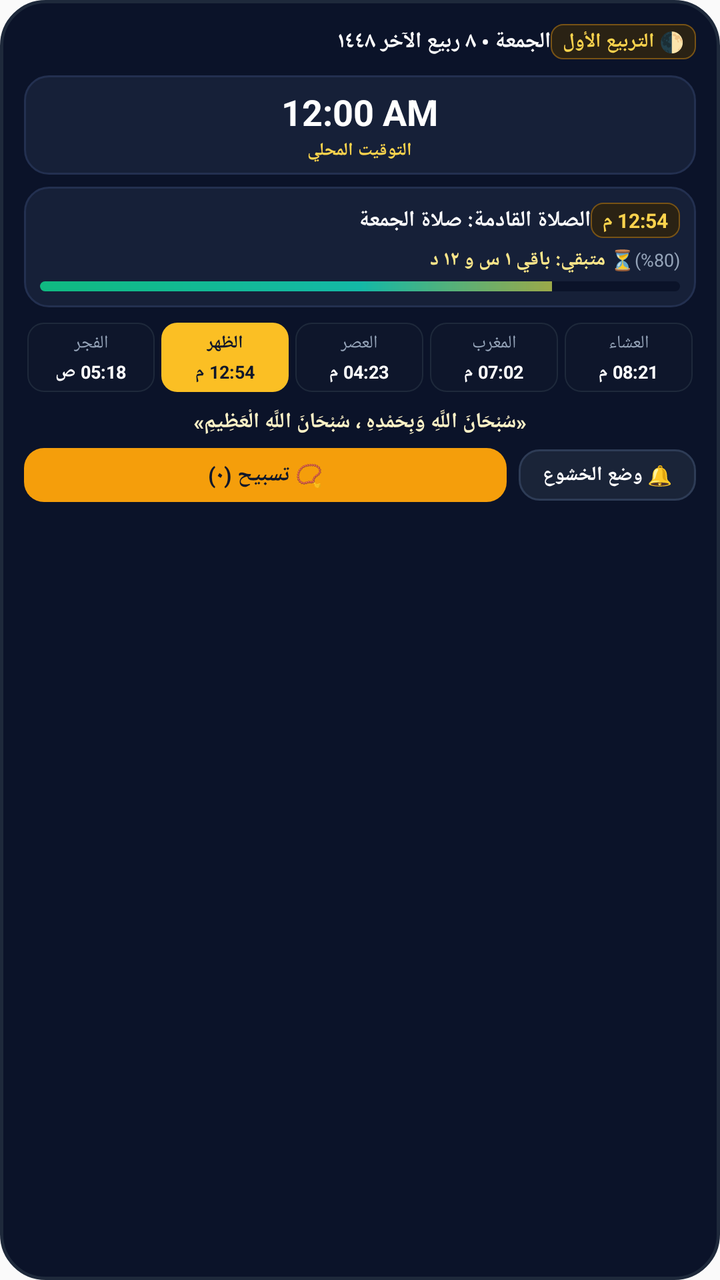
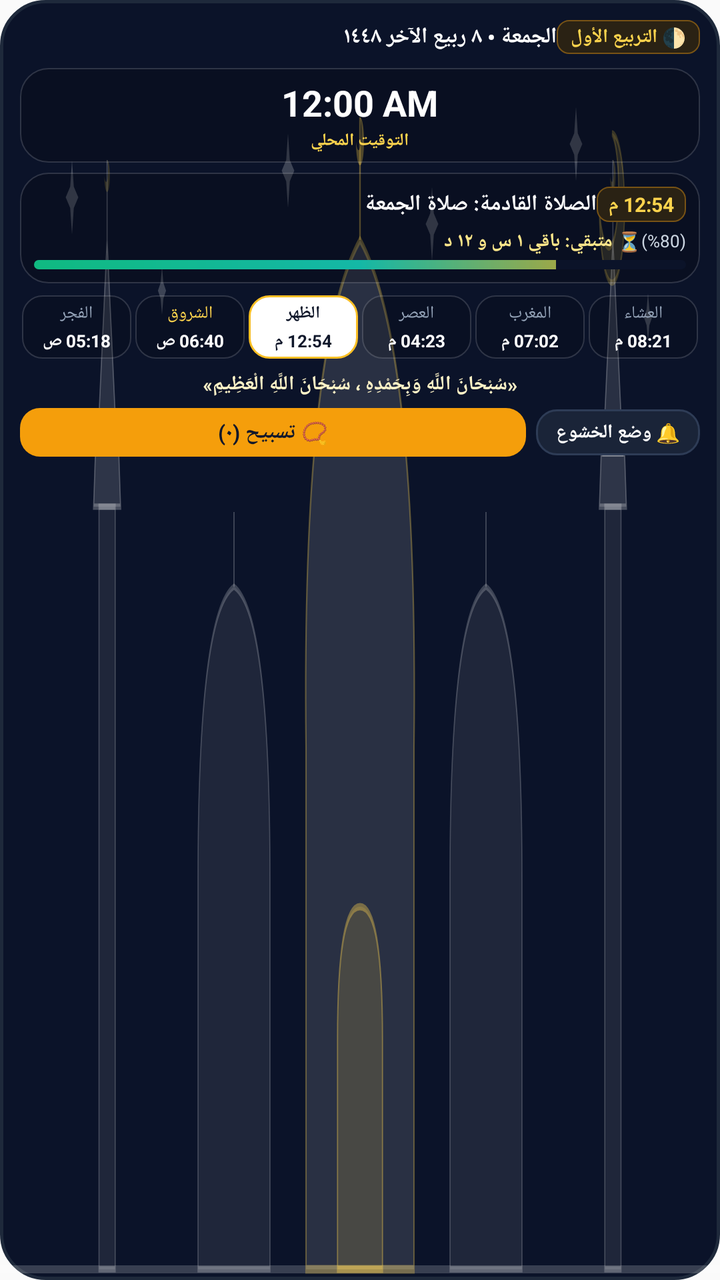

An Android layout rendered at two revisions. The XML below is the earlier revision; the diff shows what the commit changed to produce the second picture.
<!-- AndroidManifest.xml: application theme AppTheme -->
<!-- res/layout/salah_widget_layout.xml -->
<?xml version="1.0" encoding="utf-8"?>
<LinearLayout xmlns:android="http://schemas.android.com/apk/res/android"
    android:id="@+id/widget_root"
    android:layout_width="match_parent"
    android:layout_height="match_parent"
    android:background="@drawable/widget_card_bg"
    android:orientation="vertical"
    android:padding="12dp">

    
    <LinearLayout
        android:id="@+id/widget_header_row"
        android:layout_width="match_parent"
        android:layout_height="wrap_content"
        android:gravity="center_vertical"
        android:orientation="horizontal"
        android:paddingBottom="4dp">

        <TextView
            android:id="@+id/widget_date_text"
            android:layout_width="0dp"
            android:layout_height="wrap_content"
            android:layout_weight="1"
            android:text="الجمعة • ٨ ربيع الآخر ١٤٤٨"
            android:textColor="#FFFFFF"
            android:textSize="11sp"
            android:textStyle="bold" />

        <TextView
            android:id="@+id/widget_moon_phase"
            android:layout_width="wrap_content"
            android:layout_height="wrap_content"
            android:background="@drawable/widget_badge_bg"
            android:paddingLeft="6dp"
            android:paddingRight="6dp"
            android:paddingTop="2dp"
            android:paddingBottom="2dp"
            android:text="🌓 التربيع الأول"
            android:textColor="#FCD34D"
            android:textSize="10sp"
            android:textStyle="bold" />
    </LinearLayout>

    
    <LinearLayout
        android:id="@+id/widget_clock_box"
        android:layout_width="match_parent"
        android:layout_height="wrap_content"
        android:layout_marginTop="4dp"
        android:background="@drawable/widget_box_bg"
        android:gravity="center"
        android:orientation="vertical"
        android:padding="6dp">

        <TextClock
            android:id="@+id/widget_clock_time"
            android:layout_width="wrap_content"
            android:layout_height="wrap_content"
            android:format12Hour="h:mm a"
            android:format24Hour="HH:mm"
            android:textColor="#FFFFFF"
            android:textSize="18sp"
            android:textStyle="bold" />

        <TextView
            android:id="@+id/widget_clock_label"
            android:layout_width="wrap_content"
            android:layout_height="wrap_content"
            android:layout_marginTop="1dp"
            android:text="التوقيت المحلي"
            android:textColor="#FCD34D"
            android:textSize="9sp"
            android:textStyle="bold" />
    </LinearLayout>

    
    <LinearLayout
        android:id="@+id/widget_next_prayer_box"
        android:layout_width="match_parent"
        android:layout_height="wrap_content"
        android:layout_marginTop="6dp"
        android:background="@drawable/widget_box_bg"
        android:orientation="vertical"
        android:padding="8dp">

        
        <LinearLayout
            android:layout_width="match_parent"
            android:layout_height="wrap_content"
            android:gravity="center_vertical"
            android:orientation="horizontal">

            <TextView
                android:id="@+id/widget_next_prayer_title"
                android:layout_width="0dp"
                android:layout_height="wrap_content"
                android:layout_weight="1"
                android:text="الصلاة القادمة: صلاة الجمعة"
                android:textColor="#FFFFFF"
                android:textSize="11sp"
                android:textStyle="bold" />

            <TextView
                android:id="@+id/widget_next_prayer_time_badge"
                android:layout_width="wrap_content"
                android:layout_height="wrap_content"
                android:background="@drawable/widget_badge_bg"
                android:paddingLeft="6dp"
                android:paddingRight="6dp"
                android:paddingTop="2dp"
                android:paddingBottom="2dp"
                android:text="12:54 م"
                android:textColor="#FCD34D"
                android:textSize="10sp"
                android:textStyle="bold" />
        </LinearLayout>

        
        <LinearLayout
            android:layout_width="match_parent"
            android:layout_height="wrap_content"
            android:layout_marginTop="4dp"
            android:gravity="center_vertical"
            android:orientation="horizontal">

            <TextView
                android:id="@+id/widget_remaining_text"
                android:layout_width="0dp"
                android:layout_height="wrap_content"
                android:layout_weight="1"
                android:text="⏳ متبقي: باقي ١ س و ١٢ د"
                android:textColor="#FDE68A"
                android:textSize="10sp"
                android:textStyle="bold" />

            <TextView
                android:id="@+id/widget_progress_percent"
                android:layout_width="wrap_content"
                android:layout_height="wrap_content"
                android:text="(%80)"
                android:textColor="#94A3B8"
                android:textSize="9sp" />
        </LinearLayout>

        
        <ProgressBar
            android:id="@+id/widget_progress_bar"
            style="?android:attr/progressBarStyleHorizontal"
            android:layout_width="match_parent"
            android:layout_height="5dp"
            android:layout_marginTop="4dp"
            android:max="100"
            android:progress="80"
            android:progressDrawable="@drawable/widget_progress_bar_custom" />
    </LinearLayout>

    
    <LinearLayout
        android:id="@+id/widget_prayers_grid"
        android:layout_width="match_parent"
        android:layout_height="wrap_content"
        android:layout_marginTop="6dp"
        android:orientation="horizontal"
        android:weightSum="5">

        
        <LinearLayout
            android:id="@+id/cell_fajr"
            android:layout_width="0dp"
            android:layout_height="wrap_content"
            android:layout_margin="1.5dp"
            android:layout_weight="1"
            android:background="@drawable/widget_normal_prayer_bg"
            android:gravity="center"
            android:orientation="vertical"
            android:padding="4dp">

            <TextView
                android:id="@+id/text_fajr_name"
                android:layout_width="wrap_content"
                android:layout_height="wrap_content"
                android:text="الفجر"
                android:textColor="#94A3B8"
                android:textSize="9sp" />

            <TextView
                android:id="@+id/widget_time_fajr"
                android:layout_width="wrap_content"
                android:layout_height="wrap_content"
                android:layout_marginTop="2dp"
                android:text="05:18 ص"
                android:textColor="#FFFFFF"
                android:textSize="9sp"
                android:textStyle="bold" />
        </LinearLayout>

        
        <LinearLayout
            android:id="@+id/cell_dhuhr"
            android:layout_width="0dp"
            android:layout_height="wrap_content"
            android:layout_margin="1.5dp"
            android:layout_weight="1"
            android:background="@drawable/widget_highlight_prayer_bg"
            android:gravity="center"
            android:orientation="vertical"
            android:padding="4dp">

            <TextView
                android:id="@+id/text_dhuhr_name"
                android:layout_width="wrap_content"
                android:layout_height="wrap_content"
                android:text="الظهر"
                android:textColor="#0F172A"
                android:textSize="9sp"
                android:textStyle="bold" />

            <TextView
                android:id="@+id/widget_time_dhuhr"
                android:layout_width="wrap_content"
                android:layout_height="wrap_content"
                android:layout_marginTop="2dp"
                android:text="12:54 م"
                android:textColor="#0F172A"
                android:textSize="9sp"
                android:textStyle="bold" />
        </LinearLayout>

        
        <LinearLayout
            android:id="@+id/cell_asr"
            android:layout_width="0dp"
            android:layout_height="wrap_content"
            android:layout_margin="1.5dp"
            android:layout_weight="1"
            android:background="@drawable/widget_normal_prayer_bg"
            android:gravity="center"
            android:orientation="vertical"
            android:padding="4dp">

            <TextView
                android:id="@+id/text_asr_name"
                android:layout_width="wrap_content"
                android:layout_height="wrap_content"
                android:text="العصر"
                android:textColor="#94A3B8"
                android:textSize="9sp" />

            <TextView
                android:id="@+id/widget_time_asr"
                android:layout_width="wrap_content"
                android:layout_height="wrap_content"
                android:layout_marginTop="2dp"
                android:text="04:23 م"
                android:textColor="#FFFFFF"
                android:textSize="9sp"
                android:textStyle="bold" />
        </LinearLayout>

        
        <LinearLayout
            android:id="@+id/cell_maghrib"
            android:layout_width="0dp"
            android:layout_height="wrap_content"
            android:layout_margin="1.5dp"
            android:layout_weight="1"
            android:background="@drawable/widget_normal_prayer_bg"
            android:gravity="center"
            android:orientation="vertical"
            android:padding="4dp">

            <TextView
                android:id="@+id/text_maghrib_name"
                android:layout_width="wrap_content"
                android:layout_height="wrap_content"
                android:text="المغرب"
                android:textColor="#94A3B8"
                android:textSize="9sp" />

            <TextView
                android:id="@+id/widget_time_maghrib"
                android:layout_width="wrap_content"
                android:layout_height="wrap_content"
                android:layout_marginTop="2dp"
                android:text="07:02 م"
                android:textColor="#FFFFFF"
                android:textSize="9sp"
                android:textStyle="bold" />
        </LinearLayout>

        
        <LinearLayout
            android:id="@+id/cell_isha"
            android:layout_width="0dp"
            android:layout_height="wrap_content"
            android:layout_margin="1.5dp"
            android:layout_weight="1"
            android:background="@drawable/widget_normal_prayer_bg"
            android:gravity="center"
            android:orientation="vertical"
            android:padding="4dp">

            <TextView
                android:id="@+id/text_isha_name"
                android:layout_width="wrap_content"
                android:layout_height="wrap_content"
                android:text="العشاء"
                android:textColor="#94A3B8"
                android:textSize="9sp" />

            <TextView
                android:id="@+id/widget_time_isha"
                android:layout_width="wrap_content"
                android:layout_height="wrap_content"
                android:layout_marginTop="2dp"
                android:text="08:21 م"
                android:textColor="#FFFFFF"
                android:textSize="9sp"
                android:textStyle="bold" />
        </LinearLayout>
    </LinearLayout>

    
    <TextView
        android:id="@+id/widget_dhikr_text"
        android:layout_width="match_parent"
        android:layout_height="wrap_content"
        android:layout_marginTop="6dp"
        android:gravity="center"
        android:text="«سُبْحَانَ اللَّهِ وَبِحَمْدِهِ ، سُبْحَانَ اللَّهِ الْعَظِيمِ»"
        android:textColor="#FEF3C7"
        android:textSize="10.5sp"
        android:textStyle="bold" />

    
    <LinearLayout
        android:id="@+id/widget_bottom_actions_row"
        android:layout_width="match_parent"
        android:layout_height="wrap_content"
        android:layout_marginTop="6dp"
        android:gravity="center_vertical"
        android:orientation="horizontal">

        
        <TextView
            android:id="@+id/widget_tasbeeh_btn"
            android:layout_width="0dp"
            android:layout_height="wrap_content"
            android:layout_weight="1"
            android:background="@drawable/widget_tasbeeh_btn_bg"
            android:gravity="center"
            android:paddingTop="6dp"
            android:paddingBottom="6dp"
            android:text="📿 تسبيح (٠)"
            android:textColor="#0F172A"
            android:textSize="11sp"
            android:textStyle="bold" />

        
        <TextView
            android:id="@+id/widget_khushu_btn"
            android:layout_width="wrap_content"
            android:layout_height="wrap_content"
            android:layout_marginStart="6dp"
            android:layout_marginLeft="6dp"
            android:background="@drawable/widget_khushu_btn_bg"
            android:gravity="center"
            android:paddingLeft="12dp"
            android:paddingRight="12dp"
            android:paddingTop="6dp"
            android:paddingBottom="6dp"
            android:text="🔔 وضع الخشوع"
            android:textColor="#FFFFFF"
            android:textSize="10sp"
            android:textStyle="bold" />
    </LinearLayout>

</LinearLayout>
<!-- resources referenced by this layout -->
<resources>
  <!-- drawable widget_badge_bg (drawable) -->
  <?xml version="1.0" encoding="utf-8"?>
  <shape xmlns:android="http://schemas.android.com/apk/res/android"
      android:shape="rectangle">
      <corners android:radius="6dp" />
      <solid android:color="#2A2214" />
      <stroke
          android:width="0.8dp"
          android:color="#785315" />
  </shape>
  <!-- drawable widget_box_bg (drawable) -->
  <?xml version="1.0" encoding="utf-8"?>
  <shape xmlns:android="http://schemas.android.com/apk/res/android"
      android:shape="rectangle">
      <corners android:radius="12dp" />
      <solid android:color="#162038" />
      <stroke
          android:width="1dp"
          android:color="#233050" />
  </shape>
  <!-- drawable widget_card_bg (drawable) -->
  <?xml version="1.0" encoding="utf-8"?>
  <shape xmlns:android="http://schemas.android.com/apk/res/android"
      android:shape="rectangle">
      <corners android:radius="22dp" />
      <solid android:color="#0B1329" />
      <stroke
          android:width="1.5dp"
          android:color="#1E293B" />
  </shape>
  <!-- drawable widget_highlight_prayer_bg (drawable) -->
  <?xml version="1.0" encoding="utf-8"?>
  <shape xmlns:android="http://schemas.android.com/apk/res/android"
      android:shape="rectangle">
      <corners android:radius="8dp" />
      <solid android:color="#FBBF24" />
  </shape>
  <!-- drawable widget_khushu_btn_bg (drawable) -->
  <?xml version="1.0" encoding="utf-8"?>
  <shape xmlns:android="http://schemas.android.com/apk/res/android"
      android:shape="rectangle">
      <corners android:radius="10dp" />
      <solid android:color="#1A2438" />
      <stroke
          android:width="1dp"
          android:color="#2E3C56" />
  </shape>
  <!-- drawable widget_normal_prayer_bg (drawable) -->
  <?xml version="1.0" encoding="utf-8"?>
  <shape xmlns:android="http://schemas.android.com/apk/res/android"
      android:shape="rectangle">
      <corners android:radius="8dp" />
      <solid android:color="#0E162B" />
      <stroke
          android:width="0.5dp"
          android:color="#1E293B" />
  </shape>
  <!-- drawable widget_progress_bar_custom (drawable) -->
  <?xml version="1.0" encoding="utf-8"?>
  <layer-list xmlns:android="http://schemas.android.com/apk/res/android">
      <item android:id="@android:id/background">
          <shape android:shape="rectangle">
              <corners android:radius="4dp" />
              <solid android:color="#0B1329" />
          </shape>
      </item>
      <item android:id="@android:id/progress">
          <clip>
              <shape android:shape="rectangle">
                  <corners android:radius="4dp" />
                  <gradient
                      android:startColor="#10B981"
                      android:centerColor="#14B8A6"
                      android:endColor="#F59E0B"
                      android:angle="0" />
              </shape>
          </clip>
      </item>
  </layer-list>
  <!-- drawable widget_tasbeeh_btn_bg (drawable) -->
  <?xml version="1.0" encoding="utf-8"?>
  <shape xmlns:android="http://schemas.android.com/apk/res/android"
      android:shape="rectangle">
      <corners android:radius="10dp" />
      <solid android:color="#F59E0B" />
  </shape>
  <style name="AppTheme" parent="Theme.AppCompat.Light.DarkActionBar">
          
          <item name="colorPrimary">@color/colorPrimary</item>
          <item name="colorPrimaryDark">@color/colorPrimaryDark</item>
          <item name="colorAccent">@color/colorAccent</item>
      </style>
  <color name="colorPrimary">#0D3B2E</color>
  <color name="colorPrimaryDark">#072019</color>
  <color name="colorAccent">#D4AF37</color>
</resources>

<!-- the commit's change to res/layout/salah_widget_layout.xml (unified diff, before → after) -->
@@ -1,378 +1,426 @@
 <?xml version="1.0" encoding="utf-8"?>
-<LinearLayout xmlns:android="http://schemas.android.com/apk/res/android"
+<RelativeLayout xmlns:android="http://schemas.android.com/apk/res/android"
     android:id="@+id/widget_root"
     android:layout_width="match_parent"
     android:layout_height="match_parent"
-    android:background="@drawable/widget_card_bg"
-    android:orientation="vertical"
-    android:padding="12dp">
+    android:background="@drawable/widget_card_bg">
+
+    
+    <ImageView
+        android:id="@+id/widget_mosque_bg"
+        android:layout_width="match_parent"
+        android:layout_height="match_parent"
+        android:layout_alignParentBottom="true"
+        android:scaleType="fitXY"
+        android:src="@drawable/ic_widget_mosque_silhouette"
+        android:contentDescription="Mosque silhouette backdrop" />
 
     
     <LinearLayout
-        android:id="@+id/widget_header_row"
         android:layout_width="match_parent"
-        android:layout_height="wrap_content"
-        android:gravity="center_vertical"
-        android:orientation="horizontal"
-        android:paddingBottom="4dp">
-
+        android:layout_height="match_parent"
+        android:orientation="vertical"
+        android:padding="10dp">
+
+        
+        <LinearLayout
+            android:id="@+id/widget_header_row"
+            android:layout_width="match_parent"
+            android:layout_height="wrap_content"
+            android:gravity="center_vertical"
+            android:orientation="horizontal"
+            android:paddingBottom="4dp">
+
+            <TextView
+                android:id="@+id/widget_date_text"
+                android:layout_width="0dp"
+                android:layout_height="wrap_content"
+                android:layout_weight="1"
+                android:text="الجمعة • ٨ ربيع الآخر ١٤٤٨"
+                android:textColor="#FFFFFF"
+                android:textSize="11sp"
+                android:textStyle="bold" />
+
+            <TextView
+                android:id="@+id/widget_moon_phase"
+                android:layout_width="wrap_content"
+                android:layout_height="wrap_content"
+                android:background="@drawable/widget_badge_bg"
+                android:paddingLeft="7dp"
+                android:paddingRight="7dp"
+                android:paddingTop="2dp"
+                android:paddingBottom="2dp"
+                android:text="🌓 التربيع الأول"
+                android:textColor="#FCD34D"
+                android:textSize="9.5sp"
+                android:textStyle="bold" />
+        </LinearLayout>
+
+        
+        <LinearLayout
+            android:id="@+id/widget_clock_box"
+            android:layout_width="match_parent"
+            android:layout_height="wrap_content"
+            android:layout_marginTop="3dp"
+            android:background="@drawable/widget_box_bg"
+            android:gravity="center"
+            android:orientation="vertical"
+            android:padding="5dp">
+
+            <TextClock
+                android:id="@+id/widget_clock_time"
+                android:layout_width="wrap_content"
+                android:layout_height="wrap_content"
+                android:format12Hour="h:mm a"
+                android:format24Hour="HH:mm"
+                android:textColor="#FFFFFF"
+                android:textSize="18sp"
+                android:textStyle="bold" />
+
+            <TextView
+                android:id="@+id/widget_clock_label"
+                android:layout_width="wrap_content"
+                android:layout_height="wrap_content"
+                android:layout_marginTop="1dp"
+                android:text="التوقيت المحلي"
+                android:textColor="#FCD34D"
+                android:textSize="8.5sp"
+                android:textStyle="bold" />
+        </LinearLayout>
+
+        
+        <LinearLayout
+            android:id="@+id/widget_next_prayer_box"
+            android:layout_width="match_parent"
+            android:layout_height="wrap_content"
+            android:layout_marginTop="5dp"
+            android:background="@drawable/widget_box_bg"
+            android:orientation="vertical"
+            android:padding="7dp">
+
+            
+            <LinearLayout
+                android:layout_width="match_parent"
+                android:layout_height="wrap_content"
+                android:gravity="center_vertical"
+                android:orientation="horizontal">
+
+                <TextView
+                    android:id="@+id/widget_next_prayer_title"
+                    android:layout_width="0dp"
+                    android:layout_height="wrap_content"
+                    android:layout_weight="1"
+                    android:text="الصلاة القادمة: صلاة الجمعة"
+                    android:textColor="#FFFFFF"
+                    android:textSize="11sp"
+                    android:textStyle="bold" />
+
+                <TextView
+                    android:id="@+id/widget_next_prayer_time_badge"
+                    android:layout_width="wrap_content"
+                    android:layout_height="wrap_content"
+                    android:background="@drawable/widget_badge_bg"
+                    android:paddingLeft="6dp"
+                    android:paddingRight="6dp"
+                    android:paddingTop="2dp"
+                    android:paddingBottom="2dp"
+                    android:text="12:54 م"
+                    android:textColor="#FCD34D"
+                    android:textSize="10sp"
+                    android:textStyle="bold" />
+            </LinearLayout>
+
+            
+            <LinearLayout
+                android:layout_width="match_parent"
+                android:layout_height="wrap_content"
+                android:layout_marginTop="3dp"
+                android:gravity="center_vertical"
+                android:orientation="horizontal">
+
+                <TextView
+                    android:id="@+id/widget_remaining_text"
+                    android:layout_width="0dp"
+                    android:layout_height="wrap_content"
+                    android:layout_weight="1"
+                    android:text="⏳ متبقي: باقي ١ س و ١٢ د"
+                    android:textColor="#FDE68A"
+                    android:textSize="9.5sp"
+                    android:textStyle="bold" />
+
+                <TextView
+                    android:id="@+id/widget_progress_percent"
+                    android:layout_width="wrap_content"
+                    android:layout_height="wrap_content"
+                    android:text="(%80)"
+                    android:textColor="#CBD5E1"
+                    android:textSize="8.5sp" />
+            </LinearLayout>
+
+            
+            <ProgressBar
+                android:id="@+id/widget_progress_bar"
+                style="?android:attr/progressBarStyleHorizontal"
+                android:layout_width="match_parent"
+                android:layout_height="4.5dp"
+                android:layout_marginTop="3dp"
+                android:max="100"
+                android:progress="80"
+                android:progressDrawable="@drawable/widget_progress_bar_custom" />
+        </LinearLayout>
+
+        
+        <LinearLayout
+            android:id="@+id/widget_prayers_grid"
+            android:layout_width="match_parent"
+            android:layout_height="wrap_content"
+            android:layout_marginTop="5dp"
+            android:orientation="horizontal"
+            android:weightSum="6">
+
+            
+            <LinearLayout
+                android:id="@+id/cell_fajr"
+                android:layout_width="0dp"
+                android:layout_height="wrap_content"
+                android:layout_margin="1dp"
+                android:layout_weight="1"
+                android:background="@drawable/widget_normal_prayer_bg"
+                android:gravity="center"
+                android:orientation="vertical"
+                android:padding="3dp">
+
+                <TextView
+                    android:id="@+id/text_fajr_name"
+                    android:layout_width="wrap_content"
+                    android:layout_height="wrap_content"
+                    android:text="الفجر"
+                    android:textColor="#94A3B8"
+                    android:textSize="8.5sp" />
+
+                <TextView
+                    android:id="@+id/widget_time_fajr"
+                    android:layout_width="wrap_content"
+                    android:layout_height="wrap_content"
+                    android:layout_marginTop="1.5dp"
+                    android:text="05:18 ص"
+                    android:textColor="#FFFFFF"
+                    android:textSize="8.5sp"
+                    android:textStyle="bold" />
+            </LinearLayout>
+
+            
+            <LinearLayout
+                android:id="@+id/cell_sunrise"
+                android:layout_width="0dp"
+                android:layout_height="wrap_content"
+                android:layout_margin="1dp"
+                android:layout_weight="1"
+                android:background="@drawable/widget_normal_prayer_bg"
+                android:gravity="center"
+                android:orientation="vertical"
+                android:padding="3dp">
+
+                <TextView
+                    android:id="@+id/text_sunrise_name"
+                    android:layout_width="wrap_content"
+                    android:layout_height="wrap_content"
+                    android:text="الشروق"
+                    android:textColor="#FCD34D"
+                    android:textSize="8.5sp" />
+
+                <TextView
+                    android:id="@+id/widget_time_sunrise"
+                    android:layout_width="wrap_content"
+                    android:layout_height="wrap_content"
+                    android:layout_marginTop="1.5dp"
+                    android:text="06:40 ص"
+                    android:textColor="#FFFFFF"
+                    android:textSize="8.5sp"
+                    android:textStyle="bold" />
+            </LinearLayout>
+
+            
+            <LinearLayout
+                android:id="@+id/cell_dhuhr"
+                android:layout_width="0dp"
+                android:layout_height="wrap_content"
+                android:layout_margin="1dp"
+                android:layout_weight="1"
+                android:background="@drawable/widget_highlight_prayer_bg"
+                android:gravity="center"
+                android:orientation="vertical"
+                android:padding="3dp">
+
+                <TextView
+                    android:id="@+id/text_dhuhr_name"
+                    android:layout_width="wrap_content"
+                    android:layout_height="wrap_content"
+                    android:text="الظهر"
+                    android:textColor="#0F172A"
+                    android:textSize="8.5sp"
+                    android:textStyle="bold" />
+
+                <TextView
+                    android:id="@+id/widget_time_dhuhr"
+                    android:layout_width="wrap_content"
+                    android:layout_height="wrap_content"
+                    android:layout_marginTop="1.5dp"
+                    android:text="12:54 م"
+                    android:textColor="#0F172A"
+                    android:textSize="8.5sp"
+                    android:textStyle="bold" />
+            </LinearLayout>
+
+            
+            <LinearLayout
+                android:id="@+id/cell_asr"
+                android:layout_width="0dp"
+                android:layout_height="wrap_content"
+                android:layout_margin="1dp"
+                android:layout_weight="1"
+                android:background="@drawable/widget_normal_prayer_bg"
+                android:gravity="center"
+                android:orientation="vertical"
+                android:padding="3dp">
+
+                <TextView
+                    android:id="@+id/text_asr_name"
+                    android:layout_width="wrap_content"
+                    android:layout_height="wrap_content"
+                    android:text="العصر"
+                    android:textColor="#94A3B8"
+                    android:textSize="8.5sp" />
+
+                <TextView
+                    android:id="@+id/widget_time_asr"
+                    android:layout_width="wrap_content"
+                    android:layout_height="wrap_content"
+                    android:layout_marginTop="1.5dp"
+                    android:text="04:23 م"
+                    android:textColor="#FFFFFF"
+                    android:textSize="8.5sp"
+                    android:textStyle="bold" />
+            </LinearLayout>
+
+            
+            <LinearLayout
+                android:id="@+id/cell_maghrib"
+                android:layout_width="0dp"
+                android:layout_height="wrap_content"
+                android:layout_margin="1dp"
+                android:layout_weight="1"
+                android:background="@drawable/widget_normal_prayer_bg"
+                android:gravity="center"
+                android:orientation="vertical"
+                android:padding="3dp">
+
+                <TextView
+                    android:id="@+id/text_maghrib_name"
+                    android:layout_width="wrap_content"
+                    android:layout_height="wrap_content"
+                    android:text="المغرب"
+                    android:textColor="#94A3B8"
+                    android:textSize="8.5sp" />
+
+                <TextView
+                    android:id="@+id/widget_time_maghrib"
+                    android:layout_width="wrap_content"
+                    android:layout_height="wrap_content"
+                    android:layout_marginTop="1.5dp"
+                    android:text="07:02 م"
+                    android:textColor="#FFFFFF"
+                    android:textSize="8.5sp"
+                    android:textStyle="bold" />
+            </LinearLayout>
+
+            
+            <LinearLayout
+                android:id="@+id/cell_isha"
+                android:layout_width="0dp"
+                android:layout_height="wrap_content"
+                android:layout_margin="1dp"
+                android:layout_weight="1"
+                android:background="@drawable/widget_normal_prayer_bg"
+                android:gravity="center"
+                android:orientation="vertical"
+                android:padding="3dp">
+
+                <TextView
+                    android:id="@+id/text_isha_name"
+                    android:layout_width="wrap_content"
+                    android:layout_height="wrap_content"
+                    android:text="العشاء"
+                    android:textColor="#94A3B8"
+                    android:textSize="8.5sp" />
+
+                <TextView
+                    android:id="@+id/widget_time_isha"
+                    android:layout_width="wrap_content"
+                    android:layout_height="wrap_content"
+                    android:layout_marginTop="1.5dp"
+                    android:text="08:21 م"
+                    android:textColor="#FFFFFF"
+                    android:textSize="8.5sp"
+                    android:textStyle="bold" />
+            </LinearLayout>
+        </LinearLayout>
+
+        
         <TextView
-            android:id="@+id/widget_date_text"
-            android:layout_width="0dp"
-            android:layout_height="wrap_content"
-            android:layout_weight="1"
-            android:text="الجمعة • ٨ ربيع الآخر ١٤٤٨"
-            android:textColor="#FFFFFF"
-            android:textSize="11sp"
-            android:textStyle="bold" />
-
-        <TextView
-            android:id="@+id/widget_moon_phase"
-            android:layout_width="wrap_content"
-            android:layout_height="wrap_content"
-            android:background="@drawable/widget_badge_bg"
-            android:paddingLeft="6dp"
-            android:paddingRight="6dp"
-            android:paddingTop="2dp"
-            android:paddingBottom="2dp"
-            android:text="🌓 التربيع الأول"
-            android:textColor="#FCD34D"
+            android:id="@+id/widget_dhikr_text"
+            android:layout_width="match_parent"
+            android:layout_height="wrap_content"
+            android:layout_marginTop="5dp"
+            android:gravity="center"
+            android:text="«سُبْحَانَ اللَّهِ وَبِحَمْدِهِ ، سُبْحَانَ اللَّهِ الْعَظِيمِ»"
+            android:textColor="#FEF3C7"
             android:textSize="10sp"
             android:textStyle="bold" />
-    </LinearLayout>
-
-    
-    <LinearLayout
-        android:id="@+id/widget_clock_box"
-        android:layout_width="match_parent"
-        android:layout_height="wrap_content"
-        android:layout_marginTop="4dp"
-        android:background="@drawable/widget_box_bg"
-        android:gravity="center"
-        android:orientation="vertical"
-        android:padding="6dp">
-
-        <TextClock
-            android:id="@+id/widget_clock_time"
-            android:layout_width="wrap_content"
-            android:layout_height="wrap_content"
-            android:format12Hour="h:mm a"
-            android:format24Hour="HH:mm"
-            android:textColor="#FFFFFF"
-            android:textSize="18sp"
-            android:textStyle="bold" />
-
-        <TextView
-            android:id="@+id/widget_clock_label"
-            android:layout_width="wrap_content"
-            android:layout_height="wrap_content"
-            android:layout_marginTop="1dp"
-            android:text="التوقيت المحلي"
-            android:textColor="#FCD34D"
-            android:textSize="9sp"
-            android:textStyle="bold" />
-    </LinearLayout>
-
-    
-    <LinearLayout
-        android:id="@+id/widget_next_prayer_box"
-        android:layout_width="match_parent"
-        android:layout_height="wrap_content"
-        android:layout_marginTop="6dp"
-        android:background="@drawable/widget_box_bg"
-        android:orientation="vertical"
-        android:padding="8dp">
 
         
         <LinearLayout
-            android:layout_width="match_parent"
-            android:layout_height="wrap_content"
+            android:id="@+id/widget_bottom_actions_row"
+            android:layout_width="match_parent"
+            android:layout_height="wrap_content"
+            android:layout_marginTop="5dp"
             android:gravity="center_vertical"
             android:orientation="horizontal">
 
+            
             <TextView
-                android:id="@+id/widget_next_prayer_title"
-                android:layout_width="0dp"
-                android:layout_height="wrap_content"
-                android:layout_weight="1"
-                android:text="الصلاة القادمة: صلاة الجمعة"
+                android:id="@+id/widget_tasbeeh_btn"
+                android:layout_width="0dp"
+                android:layout_height="wrap_content"
+                android:layout_weight="1"
+                android:background="@drawable/widget_tasbeeh_btn_bg"
+                android:gravity="center"
+                android:paddingTop="5dp"
+                android:paddingBottom="5dp"
+                android:text="📿 تسبيح (٠)"
+                android:textColor="#0F172A"
+                android:textSize="10.5sp"
+                android:textStyle="bold" />
+
+            
+            <TextView
+                android:id="@+id/widget_khushu_btn"
+                android:layout_width="wrap_content"
+                android:layout_height="wrap_content"
+                android:layout_marginStart="5dp"
+                android:layout_marginLeft="5dp"
+                android:background="@drawable/widget_khushu_btn_bg"
+                android:gravity="center"
+                android:paddingLeft="10dp"
+                android:paddingRight="10dp"
+                android:paddingTop="5dp"
+                android:paddingBottom="5dp"
+                android:text="🔔 وضع الخشوع"
                 android:textColor="#FFFFFF"
-                android:textSize="11sp"
-                android:textStyle="bold" />
-
-            <TextView
-                android:id="@+id/widget_next_prayer_time_badge"
-                android:layout_width="wrap_content"
-                android:layout_height="wrap_content"
-                android:background="@drawable/widget_badge_bg"
-                android:paddingLeft="6dp"
-                android:paddingRight="6dp"
-                android:paddingTop="2dp"
-                android:paddingBottom="2dp"
-                android:text="12:54 م"
-                android:textColor="#FCD34D"
-                android:textSize="10sp"
+                android:textSize="9.5sp"
                 android:textStyle="bold" />
         </LinearLayout>
 
-        
-        <LinearLayout
-            android:layout_width="match_parent"
-            android:layout_height="wrap_content"
-            android:layout_marginTop="4dp"
-            android:gravity="center_vertical"
-            android:orientation="horizontal">
-
-            <TextView
-                android:id="@+id/widget_remaining_text"
-                android:layout_width="0dp"
-                android:layout_height="wrap_content"
-                android:layout_weight="1"
-                android:text="⏳ متبقي: باقي ١ س و ١٢ د"
-                android:textColor="#FDE68A"
-                android:textSize="10sp"
-                android:textStyle="bold" />
-
-            <TextView
-                android:id="@+id/widget_progress_percent"
-                android:layout_width="wrap_content"
-                android:layout_height="wrap_content"
-                android:text="(%80)"
-                android:textColor="#94A3B8"
-                android:textSize="9sp" />
-        </LinearLayout>
-
-        
-        <ProgressBar
-            android:id="@+id/widget_progress_bar"
-            style="?android:attr/progressBarStyleHorizontal"
-            android:layout_width="match_parent"
-            android:layout_height="5dp"
-            android:layout_marginTop="4dp"
-            android:max="100"
-            android:progress="80"
-            android:progressDrawable="@drawable/widget_progress_bar_custom" />
     </LinearLayout>
 
-    
-    <LinearLayout
-        android:id="@+id/widget_prayers_grid"
-        android:layout_width="match_parent"
-        android:layout_height="wrap_content"
-        android:layout_marginTop="6dp"
-        android:orientation="horizontal"
-        android:weightSum="5">
-
-        
-        <LinearLayout
-            android:id="@+id/cell_fajr"
-            android:layout_width="0dp"
-            android:layout_height="wrap_content"
-            android:layout_margin="1.5dp"
-            android:layout_weight="1"
-            android:background="@drawable/widget_normal_prayer_bg"
-            android:gravity="center"
-            android:orientation="vertical"
-            android:padding="4dp">
-
-            <TextView
-                android:id="@+id/text_fajr_name"
-                android:layout_width="wrap_content"
-                android:layout_height="wrap_content"
-                android:text="الفجر"
-                android:textColor="#94A3B8"
-                android:textSize="9sp" />
-
-            <TextView
-                android:id="@+id/widget_time_fajr"
-                android:layout_width="wrap_content"
-                android:layout_height="wrap_content"
-                android:layout_marginTop="2dp"
-                android:text="05:18 ص"
-                android:textColor="#FFFFFF"
-                android:textSize="9sp"
-                android:textStyle="bold" />
-        </LinearLayout>
-
-        
-        <LinearLayout
-            android:id="@+id/cell_dhuhr"
-            android:layout_width="0dp"
-            android:layout_height="wrap_content"
-            android:layout_margin="1.5dp"
-            android:layout_weight="1"
-            android:background="@drawable/widget_highlight_prayer_bg"
-            android:gravity="center"
-            android:orientation="vertical"
-            android:padding="4dp">
-
-            <TextView
-                android:id="@+id/text_dhuhr_name"
-                android:layout_width="wrap_content"
-                android:layout_height="wrap_content"
-                android:text="الظهر"
-                android:textColor="#0F172A"
-                android:textSize="9sp"
-                android:textStyle="bold" />
-
-            <TextView
-                android:id="@+id/widget_time_dhuhr"
-                android:layout_width="wrap_content"
-                android:layout_height="wrap_content"
-                android:layout_marginTop="2dp"
-                android:text="12:54 م"
-                android:textColor="#0F172A"
-                android:textSize="9sp"
-                android:textStyle="bold" />
-        </LinearLayout>
-
-        
-        <LinearLayout
-            android:id="@+id/cell_asr"
-            android:layout_width="0dp"
-            android:layout_height="wrap_content"
-            android:layout_margin="1.5dp"
-            android:layout_weight="1"
-            android:background="@drawable/widget_normal_prayer_bg"
-            android:gravity="center"
-            android:orientation="vertical"
-            android:padding="4dp">
-
-            <TextView
-                android:id="@+id/text_asr_name"
-                android:layout_width="wrap_content"
-                android:layout_height="wrap_content"
-                android:text="العصر"
-                android:textColor="#94A3B8"
-                android:textSize="9sp" />
-
-            <TextView
-                android:id="@+id/widget_time_asr"
-                android:layout_width="wrap_content"
-                android:layout_height="wrap_content"
-                android:layout_marginTop="2dp"
-                android:text="04:23 م"
-                android:textColor="#FFFFFF"
-                android:textSize="9sp"
-                android:textStyle="bold" />
-        </LinearLayout>
-
-        
-        <LinearLayout
-            android:id="@+id/cell_maghrib"
-            android:layout_width="0dp"
-            android:layout_height="wrap_content"
-            android:layout_margin="1.5dp"
-            android:layout_weight="1"
-            android:background="@drawable/widget_normal_prayer_bg"
-            android:gravity="center"
-            android:orientation="vertical"
-            android:padding="4dp">
-
-            <TextView
-                android:id="@+id/text_maghrib_name"
-                android:layout_width="wrap_content"
-                android:layout_height="wrap_content"
-                android:text="المغرب"
-                android:textColor="#94A3B8"
-                android:textSize="9sp" />
-
-            <TextView
-                android:id="@+id/widget_time_maghrib"
-                android:layout_width="wrap_content"
-                android:layout_height="wrap_content"
-                android:layout_marginTop="2dp"
-                android:text="07:02 م"
-                android:textColor="#FFFFFF"
-                android:textSize="9sp"
-                android:textStyle="bold" />
-        </LinearLayout>
-
-        
-        <LinearLayout
-            android:id="@+id/cell_isha"
-            android:layout_width="0dp"
-            android:layout_height="wrap_content"
-            android:layout_margin="1.5dp"
-            android:layout_weight="1"
-            android:background="@drawable/widget_normal_prayer_bg"
-            android:gravity="center"
-            android:orientation="vertical"
-            android:padding="4dp">
-
-            <TextView
-                android:id="@+id/text_isha_name"
-                android:layout_width="wrap_content"
-                android:layout_height="wrap_content"
-                android:text="العشاء"
-                android:textColor="#94A3B8"
-                android:textSize="9sp" />
-
-            <TextView
-                android:id="@+id/widget_time_isha"
-                android:layout_width="wrap_content"
-                android:layout_height="wrap_content"
-                android:layout_marginTop="2dp"
-                android:text="08:21 م"
-                android:textColor="#FFFFFF"
-                android:textSize="9sp"
-                android:textStyle="bold" />
-        </LinearLayout>
-    </LinearLayout>
-
-    
-    <TextView
-        android:id="@+id/widget_dhikr_text"
-        android:layout_width="match_parent"
-        android:layout_height="wrap_content"
-        android:layout_marginTop="6dp"
-        android:gravity="center"
-        android:text="«سُبْحَانَ اللَّهِ وَبِحَمْدِهِ ، سُبْحَانَ اللَّهِ الْعَظِيمِ»"
-        android:textColor="#FEF3C7"
-        android:textSize="10.5sp"
-        android:textStyle="bold" />
-
-    
-    <LinearLayout
-        android:id="@+id/widget_bottom_actions_row"
-        android:layout_width="match_parent"
-        android:layout_height="wrap_content"
-        android:layout_marginTop="6dp"
-        android:gravity="center_vertical"
-        android:orientation="horizontal">
-
-        
-        <TextView
-            android:id="@+id/widget_tasbeeh_btn"
-            android:layout_width="0dp"
-            android:layout_height="wrap_content"
-            android:layout_weight="1"
-            android:background="@drawable/widget_tasbeeh_btn_bg"
-            android:gravity="center"
-            android:paddingTop="6dp"
-            android:paddingBottom="6dp"
-            android:text="📿 تسبيح (٠)"
-            android:textColor="#0F172A"
-            android:textSize="11sp"
-            android:textStyle="bold" />
-
-        
-        <TextView
-            android:id="@+id/widget_khushu_btn"
-            android:layout_width="wrap_content"
-            android:layout_height="wrap_content"
-            android:layout_marginStart="6dp"
-            android:layout_marginLeft="6dp"
-            android:background="@drawable/widget_khushu_btn_bg"
-            android:gravity="center"
-            android:paddingLeft="12dp"
-            android:paddingRight="12dp"
-            android:paddingTop="6dp"
-            android:paddingBottom="6dp"
-            android:text="🔔 وضع الخشوع"
-            android:textColor="#FFFFFF"
-            android:textSize="10sp"
-            android:textStyle="bold" />
-    </LinearLayout>
-
-</LinearLayout>
+</RelativeLayout>
<!-- resource entries referenced after the edit -->
@@ -1,5 +1,6 @@
 <!-- resources referenced by this layout -->
 <resources>
+  <!-- drawable ic_widget_mosque_silhouette: vector/xml drawable (drawable, 4050 chars, omitted) -->
   <!-- drawable widget_badge_bg (drawable) -->
   <?xml version="1.0" encoding="utf-8"?>
   <shape xmlns:android="http://schemas.android.com/apk/res/android"
@@ -14,11 +15,11 @@
   <?xml version="1.0" encoding="utf-8"?>
   <shape xmlns:android="http://schemas.android.com/apk/res/android"
       android:shape="rectangle">
-      <corners android:radius="12dp" />
-      <solid android:color="#162038" />
+      <corners android:radius="14dp" />
+      <solid android:color="#33000000" />
       <stroke
-          android:width="1dp"
-          android:color="#233050" />
+          android:width="0.8dp"
+          android:color="#26FFFFFF" />
   </shape>
   <!-- drawable widget_card_bg (drawable) -->
   <?xml version="1.0" encoding="utf-8"?>
@@ -34,8 +35,11 @@
   <?xml version="1.0" encoding="utf-8"?>
   <shape xmlns:android="http://schemas.android.com/apk/res/android"
       android:shape="rectangle">
-      <corners android:radius="8dp" />
-      <solid android:color="#FBBF24" />
+      <corners android:radius="10dp" />
+      <solid android:color="#FFFFFF" />
+      <stroke
+          android:width="1dp"
+          android:color="#FBBF24" />
   </shape>
   <!-- drawable widget_khushu_btn_bg (drawable) -->
   <?xml version="1.0" encoding="utf-8"?>
@@ -51,11 +55,11 @@
   <?xml version="1.0" encoding="utf-8"?>
   <shape xmlns:android="http://schemas.android.com/apk/res/android"
       android:shape="rectangle">
-      <corners android:radius="8dp" />
-      <solid android:color="#0E162B" />
+      <corners android:radius="10dp" />
+      <solid android:color="#26000000" />
       <stroke
-          android:width="0.5dp"
-          android:color="#1E293B" />
+          android:width="0.8dp"
+          android:color="#26FFFFFF" />
   </shape>
   <!-- drawable widget_progress_bar_custom (drawable) -->
   <?xml version="1.0" encoding="utf-8"?>
